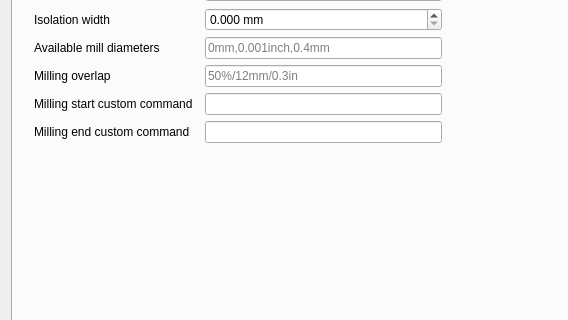
The window that mainwindow.ui (pcb2gcode/pcb2gcodeGUI) describes before a commit, drawn with Qt 5; both pictures show x 0 to 568 and y 211 to 531 of the 1007 by 709 pixel window.
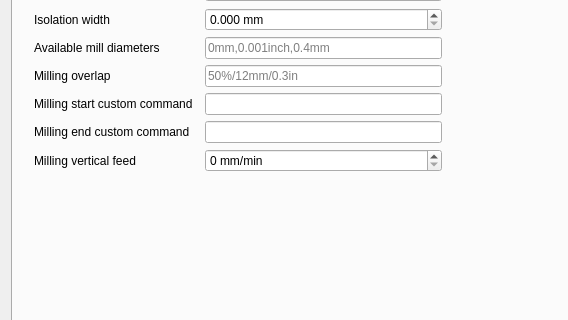
The same window after the commit. The open tabs and pages were chosen to show the change.

Commit message: Add --mill-vertfeed

```diff
--- a/mainwindow.ui
+++ b/mainwindow.ui
@@ -1348,6 +1348,38 @@
              </property>
             </widget>
            </item>
+           <item row="10" column="0">
+            <widget class="QLabel" name="millvertfeedLabel">
+             <property name="toolTip">
+              <string>&lt;html&gt;&lt;head/&gt;&lt;body&gt;&lt;p&gt;&lt;span style=&quot; font-style:italic;&quot;&gt;--mill-vertfeed&lt;/span&gt;&lt;/p&gt;&lt;p&gt;vertical feed while isolating in [in/min] or [mm/min].&lt;/p&gt;&lt;/body&gt;&lt;/html&gt;</string>
+             </property>
+             <property name="text">
+              <string>Milling vertical feed</string>
+             </property>
+             <property name="buddy">
+              <cstring>millvertfeedSpinBox</cstring>
+             </property>
+            </widget>
+           </item>
+           <item row="10" column="1">
+            <widget class="QSpinBox" name="millvertfeedSpinBox">
+             <property name="toolTip">
+              <string>&lt;html&gt;&lt;head/&gt;&lt;body&gt;&lt;p&gt;&lt;span style=&quot; font-style:italic;&quot;&gt;--mill-vertfeed&lt;/span&gt;&lt;/p&gt;&lt;p&gt;vertical feed while isolating in [in/min] or [mm/min].&lt;/p&gt;&lt;/body&gt;&lt;/html&gt;</string>
+             </property>
+             <property name="suffix">
+              <string> mm/min</string>
+             </property>
+             <property name="maximum">
+              <number>10000</number>
+             </property>
+             <property name="singleStep">
+              <number>10</number>
+             </property>
+             <property name="value">
+              <number>0</number>
+             </property>
+            </widget>
+           </item>
            <item row="15" column="0" colspan="2">
             <spacer name="verticalSpacer_3">
              <property name="orientation">
```
Left out of the diff: 1 changed line with no effect on the pictures. The commit also changes 1 other file.
